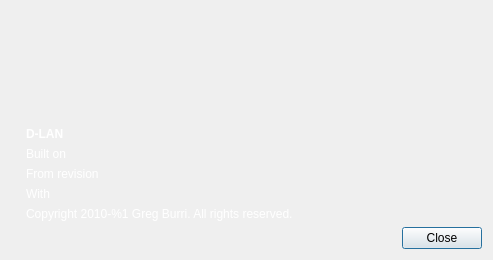
Above: application/GUI/DialogAbout.ui from Ummon/D-LAN before the change. Below: the same form after it.
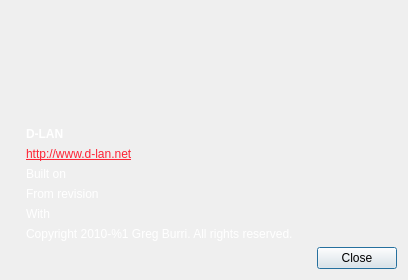
That is the form after the change. Icons and pictures are not drawn.

Commit message: Add a link to d-lan.net and to the revision of the build in the about dialog.

```diff
--- a/application/GUI/DialogAbout.ui
+++ b/application/GUI/DialogAbout.ui
@@ -9,8 +9,8 @@
    <rect>
     <x>0</x>
     <y>0</y>
-    <width>493</width>
-    <height>260</height>
+    <width>408</width>
+    <height>279</height>
    </rect>
   </property>
   <property name="palette">
@@ -98,6 +98,19 @@
      </property>
     </widget>
    </item>
+   <item>
+    <widget class="QLabel" name="lblUrl">
+     <property name="text">
+      <string>&lt;html&gt;&lt;head/&gt;&lt;body&gt;&lt;p&gt;&lt;a href=&quot;http://www.d-lan.net&quot;&gt;&lt;span style=&quot; text-decoration: underline; color:#fd2435;&quot;&gt;http://www.d-lan.net&lt;/span&gt;&lt;/a&gt;&lt;/p&gt;&lt;/body&gt;&lt;/html&gt;</string>
+     </property>
+     <property name="indent">
+      <number>15</number>
+     </property>
+     <property name="openExternalLinks">
+      <bool>true</bool>
+     </property>
+    </widget>
+   </item>
    <item>
     <widget class="QLabel" name="lblBuiltOn">
      <property name="text">
@@ -110,19 +123,12 @@
    </item>
    <item>
     <widget class="QLabel" name="lblFromRevision">
-     <property name="styleSheet">
-      <string notr="true">a { 
-	color: rgb(255, 70, 73);
-}
-
-* {
-	color: white;
-}
-</string>
-     </property>
      <property name="text">
       <string>From revision</string>
      </property>
+     <property name="textFormat">
+      <enum>Qt::RichText</enum>
+     </property>
      <property name="indent">
       <number>15</number>
      </property>
```
The commit also changes 1 other file.
